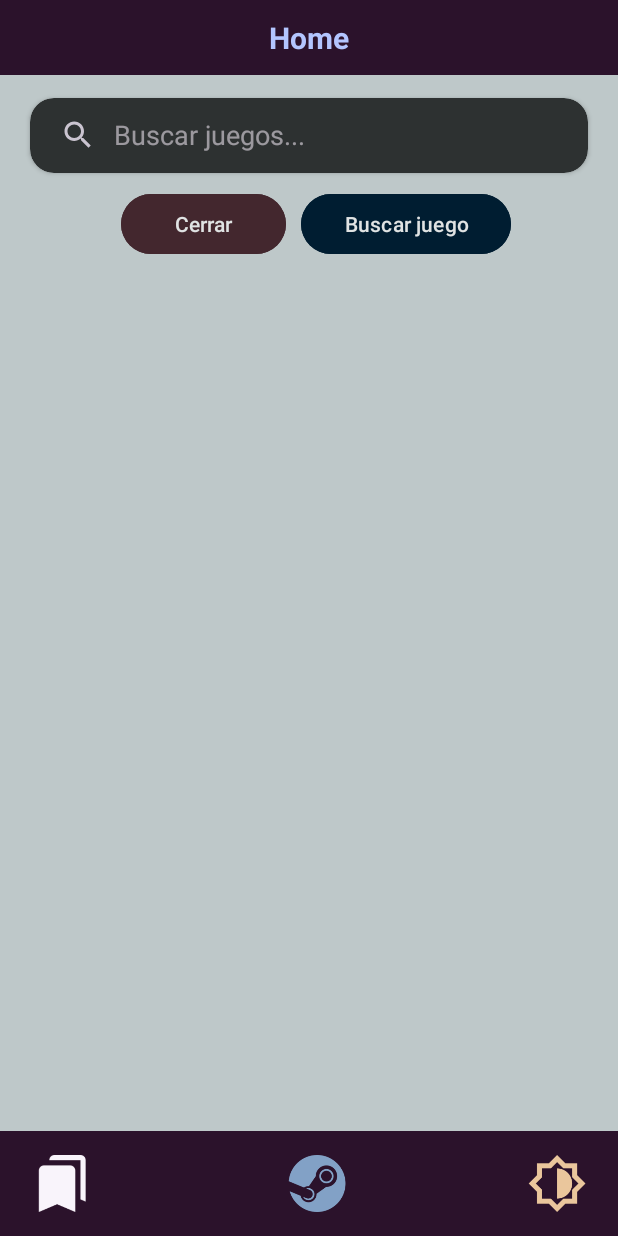
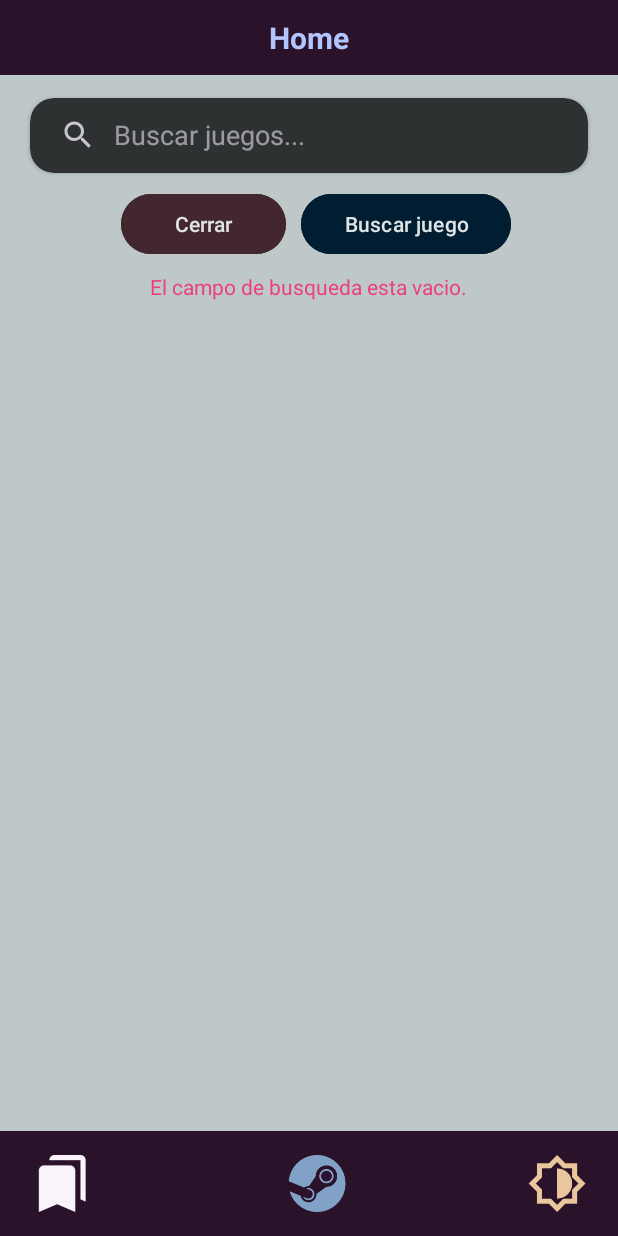
Before and after one commit to SbaGomez/SteamFan, an Android app: the HomeActivity screen opened directly, with no data from a screen before it, after a tap on "Buscar juego", on a phone screen of 412 x 824 dp. Run offline under Robolectric (Android 15) with nearby library versions, the phone set to English and light mode, and no system bars.

Commit message:
Validacion en campo busqueda.

```diff
--- a/app/src/main/java/com/ar/sebastiangomez/steam/HomeActivity.kt
+++ b/app/src/main/java/com/ar/sebastiangomez/steam/HomeActivity.kt
@@ -11,6 +11,7 @@ import android.widget.ImageButton
 import android.widget.LinearLayout
 import android.widget.ProgressBar
 import android.widget.SearchView
+import android.widget.TextView
 import androidx.activity.enableEdgeToEdge
 import androidx.appcompat.app.AppCompatActivity
 import androidx.cardview.widget.CardView
@@ -42,6 +43,8 @@ class HomeActivity : AppCompatActivity() {
     private lateinit var cardSearch : CardView
     private lateinit var buttonSearch : Button
     private lateinit var linearSearchButton : LinearLayout
+    private lateinit var linearErrorSearchButton : LinearLayout
+    private lateinit var textErrorSearch : TextView
     private val tag = "LOG-HOME"
 
     override fun onCreate(savedInstanceState: Bundle?) {
@@ -68,8 +71,12 @@ class HomeActivity : AppCompatActivity() {
         cardSearch = findViewById(R.id.cardSearch)
         buttonSearch = findViewById(R.id.buttonSearch)
         linearSearchButton = findViewById(R.id.linearSearchButton)
+        linearErrorSearchButton = findViewById(R.id.linearErrorSearchButton)
+        textErrorSearch = findViewById(R.id.textErrorSearch)
         recyclerView.layoutManager = LinearLayoutManager(this)
+
         linearSearch.removeView(linearSearchButton) //Remove search buttons
+        linearSearch.removeView(linearErrorSearchButton) //Remove Error Search
 
         getImageTheme()
 
@@ -147,18 +154,25 @@ class HomeActivity : AppCompatActivity() {
     }
 
     fun onFilterGamesBySearchClick(view: View) {
+        linearSearch.removeView(linearErrorSearchButton) //Remove Error Search
         // Cerrar el teclado del dispositivo móvil
         val inputMethodManager = getSystemService(Context.INPUT_METHOD_SERVICE) as InputMethodManager
         inputMethodManager.hideSoftInputFromWindow(view.windowToken, 0)
 
+        val searchTerm = searchView.query.toString().trim()
+
+        if (searchTerm.isNotEmpty()) {
             lifecycleScope.launch {
                 try {
                     recyclerView.visibility = View.INVISIBLE
                     progressBar.visibility = View.VISIBLE
                     val gamesList = fetchGames()
                     val searchTerm =
-                    searchView.query.toString().lowercase(Locale.getDefault()) // Obtener el término de búsqueda del SearchView y convertirlo a minúsculas
-                val filteredGamesList = gamesList.filter { it.name.lowercase(Locale.getDefault()).contains(searchTerm) } // Filtrar los juegos basados en el término de búsqueda
+                        searchView.query.toString()
+                            .lowercase(Locale.getDefault()) // Obtener el término de búsqueda del SearchView y convertirlo a minúsculas
+                    val filteredGamesList = gamesList.filter {
+                        it.name.lowercase(Locale.getDefault()).contains(searchTerm)
+                    } // Filtrar los juegos basados en el término de búsqueda
 
                     val adapter = GameAdapter(filteredGamesList) { position, gameId ->
                         // Acciones a realizar cuando se hace clic en un elemento de la lista
@@ -177,6 +191,11 @@ class HomeActivity : AppCompatActivity() {
                     // Asegurarse de ocultar el ProgressBar después de la carga, ya sea exitosa o no
                     progressBar.visibility = View.INVISIBLE
                 }
+            }
+        }
+        else{
+            linearSearch.addView(linearErrorSearchButton)
+            textErrorSearch.text = "El campo de busqueda esta vacio."
         }
     }
 
--- a/app/src/main/res/layout/activity_home.xml
+++ b/app/src/main/res/layout/activity_home.xml
@@ -90,6 +90,23 @@
                     android:theme="@style/Base.Theme.Steam.Dark" />
 
             </androidx.cardview.widget.CardView>
+
+            <LinearLayout
+                android:id="@+id/linearErrorSearchButton"
+                style="?android:attr/buttonBarStyle"
+                android:layout_width="match_parent"
+                android:layout_height="match_parent"
+                android:gravity="center_horizontal"
+                android:orientation="horizontal"
+                android:paddingTop="8dp">
+
+                <TextView
+                    android:id="@+id/textErrorSearch"
+                    android:layout_width="wrap_content"
+                    android:layout_height="wrap_content"
+                    android:text="Texto de error."
+                    android:textColor="#EC407A" />
+            </LinearLayout>
 
             <LinearLayout
                 android:id="@+id/linearSearchButton"
```
Lines whose indentation alone changed are shown as unchanged.
